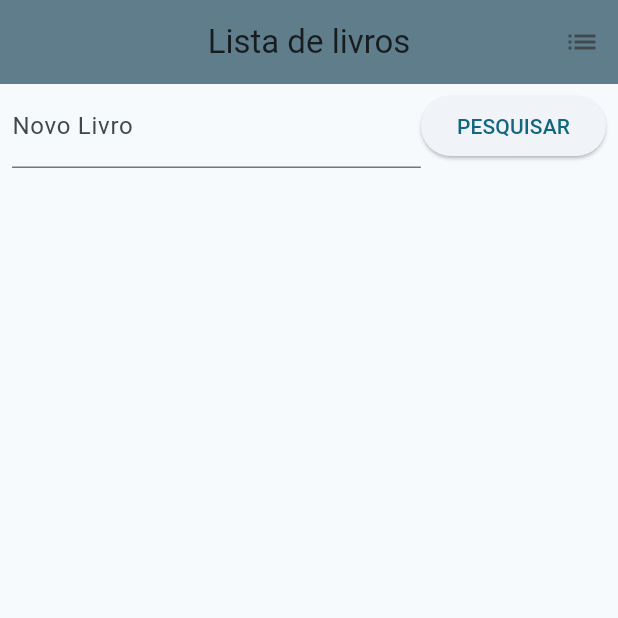
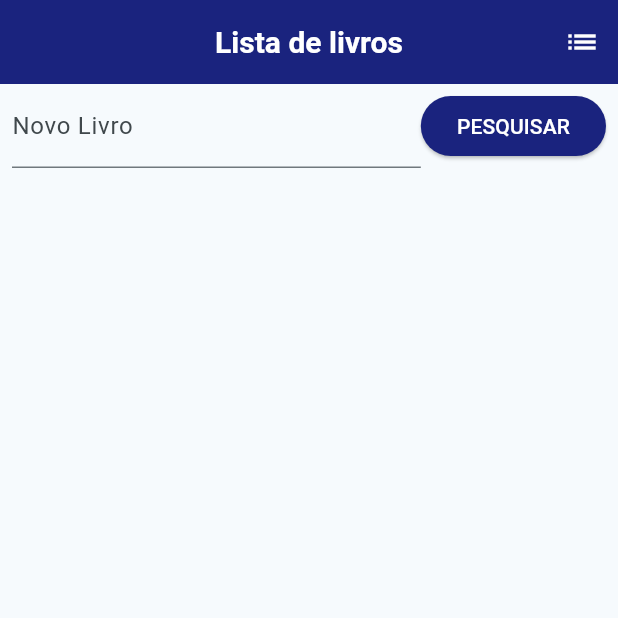
Before and after one commit to MarianaCardoso88/MyBooks, a Flutter app: the screen it shows after launch, on a phone screen of 412 x 824 dp, the top half of it. Run offline on Flutter 3.47's test engine with Material 3 defaults, Android fonts, the phone set to English and light mode, and no system bars; our stand-ins replace sqflite; accounts and stored records are empty.

Commit message:
<style> mexendo no estilo

```diff
--- a/lib/my_app.dart
+++ b/lib/my_app.dart
@@ -8,7 +8,7 @@ class MyApp extends StatelessWidget {
   @override
   Widget build(BuildContext context) {
     return MaterialApp(
-      title: 'Hyper Lista de tarefas',
+      title: 'MyBooks',
       theme: ThemeData(
         colorScheme: ColorScheme.fromSeed(seedColor: Colors.blueGrey),
         useMaterial3: true,
--- a/lib/pages/home_page.dart
+++ b/lib/pages/home_page.dart
@@ -80,12 +80,14 @@ class _HomePageState extends State<HomePage> {
   Widget build(BuildContext context) {
     return Scaffold(
       appBar: AppBar(
-        backgroundColor: Colors.blueGrey,
+        backgroundColor: Colors.indigo[900],
         centerTitle: true,
-        title: Text("Lista de livros"),
+        title: Text("Lista de livros",
+        style: TextStyle(color: Colors.white, fontWeight: FontWeight.bold,fontSize: 20.0)),
         actions: [
           IconButton(
             icon: Icon(Icons.list),
+            color: Colors.white,
             onPressed: () {
               Navigator.push(
                 context,
@@ -109,7 +111,8 @@ class _HomePageState extends State<HomePage> {
                 ),
                 ElevatedButton(
                   onPressed: _pesquisarLivro,
-                  child: Text("PESQUISAR"),
+                  style: ElevatedButton.styleFrom(backgroundColor: Colors.indigo[900]),
+                  child: Text("PESQUISAR", style: TextStyle(color: Colors.white)),
                 )
               ],
             ),
@@ -133,7 +136,8 @@ class _HomePageState extends State<HomePage> {
                       title: Text(searchedBooks[index].title),
                       trailing: ElevatedButton(
                         onPressed: () => _adicionarLivro(searchedBooks[index]),
-                        child: Text("Adicionar"),
+                        style: ElevatedButton.styleFrom(backgroundColor: Colors.indigo[900]),
+                        child: Text("Adicionar", style: TextStyle(color: Colors.white)),
                       ),
                     ),
                   ),
@@ -148,10 +152,14 @@ class _HomePageState extends State<HomePage> {
               crossAxisAlignment: CrossAxisAlignment.start,
               children: [
                 Padding(
-                  padding: const EdgeInsets.symmetric(horizontal: 16.0),
+                  padding: const EdgeInsets.only(right: 16.0, left: 16.0, top: 20.0),
                   child: Text(
-                    "Minha Lista de Livros",
-                    style: TextStyle(fontWeight: FontWeight.bold),
+                    "MINHA LISTA DE LIVROS",
+                    style: TextStyle(
+                        fontWeight: FontWeight.bold,
+                        fontSize: 20.0,
+                        color: Colors.indigo[900],
+                    ),
                   ),
                 ),
                 Expanded(
```
